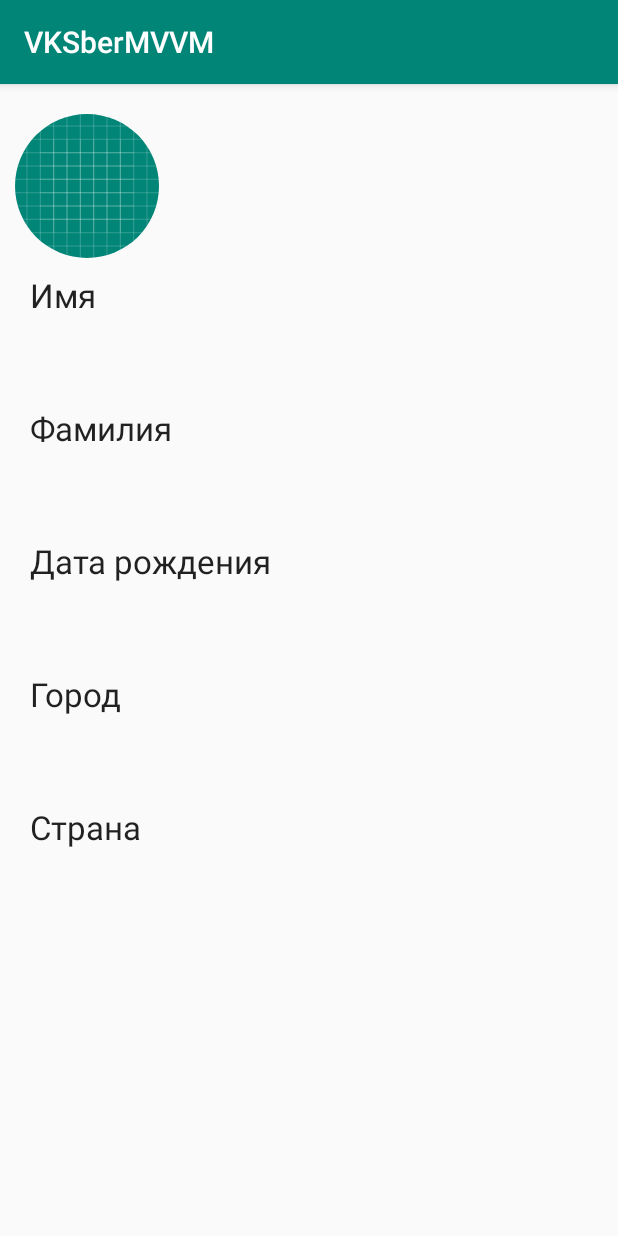
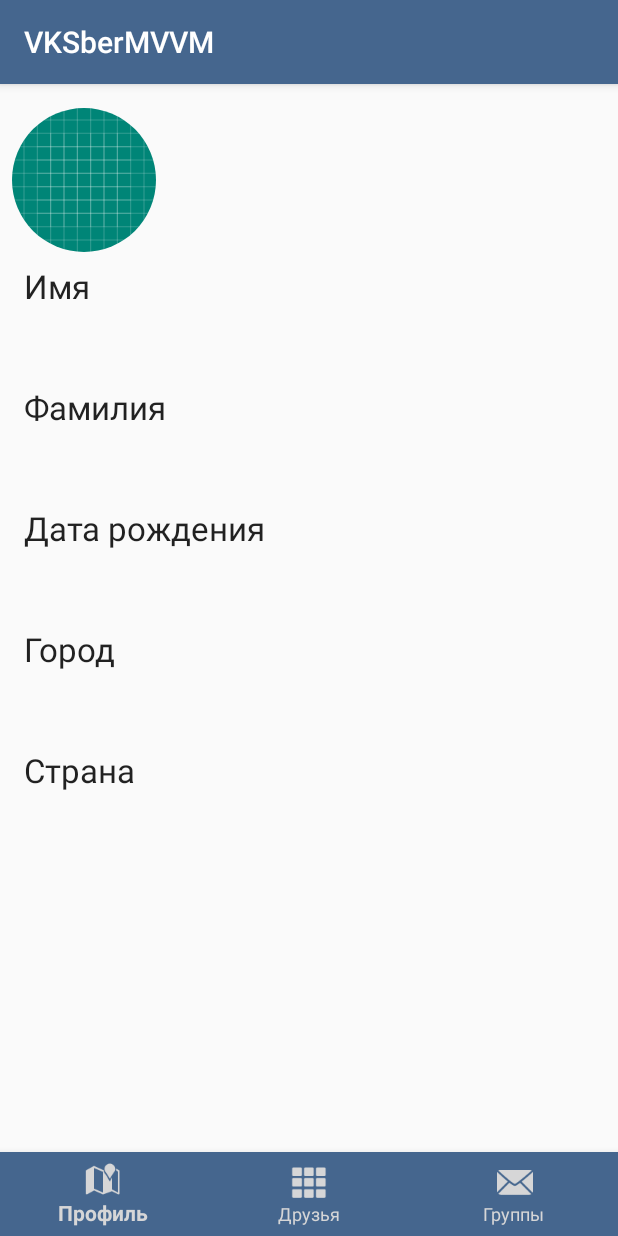
Before and after one commit to RTsunskiy/VKSberMVVM, an Android app: the fragment CurrentUserProfileFragment shown on its own in the app's theme, on a phone screen of 412 x 824 dp. Run offline under Robolectric (Android 15) with nearby library versions, the phone set to English and light mode, and no system bars; our stand-ins replace CircleImageView, Picasso; libraries missing offline, so code that uses them is left out: com.vk.sdk; network calls fail; pictures from the network do not load; 2 statements that could not run were skipped.

Commit message:
Добавил Фото профиля и добавил BottomNavMenu.

```diff
--- a/app/build.gradle
+++ b/app/build.gradle
@@ -30,10 +30,12 @@ dependencies {
     testImplementation 'junit:junit:4.12'
     androidTestImplementation 'androidx.test.ext:junit:1.1.1'
     androidTestImplementation 'androidx.test.espresso:espresso-core:3.1.1'
+    implementation 'com.google.android.material:material:1.0.0'
 
     implementation 'com.vk:androidsdk:1.6.5'
     implementation 'de.hdodenhof:circleimageview:3.0.1'
     implementation 'com.squareup.retrofit2:retrofit:2.4.0'
     implementation 'com.squareup.retrofit2:converter-gson:2.3.0'
     implementation 'androidx.lifecycle:lifecycle-extensions:2.1.0'
+    implementation 'com.squareup.picasso:picasso:2.5.2'
 }
--- a/app/src/main/java/com/example/vksbermvvm/data/JSONPlaceHolderApi.java
+++ b/app/src/main/java/com/example/vksbermvvm/data/JSONPlaceHolderApi.java
@@ -1,13 +1,14 @@
 package com.example.vksbermvvm.data;
 
 import com.example.vksbermvvm.data.model.ResponseExample;
-import com.example.vksbermvvm.data.model.ResponseProfile;
 
 import retrofit2.Call;
 import retrofit2.http.GET;
 import retrofit2.http.Query;
 
 public interface JSONPlaceHolderApi {
-    @GET("account.getProfileInfo")
-     Call<ResponseExample> getUserInfo(@Query("access_token") String token, @Query("v") String v);
+    @GET("users.get")
+     Call<ResponseExample> getUserInfo(@Query("access_token") String token,
+                                       @Query("fields") String fields,
+                                       @Query("v") String v);
 }
--- a/app/src/main/java/com/example/vksbermvvm/data/UserInfoRepository.java
+++ b/app/src/main/java/com/example/vksbermvvm/data/UserInfoRepository.java
@@ -3,7 +3,6 @@ package com.example.vksbermvvm.data;
 import androidx.annotation.NonNull;
 
 import com.example.vksbermvvm.data.model.ResponseExample;
-import com.example.vksbermvvm.data.model.ResponseProfile;
 import com.example.vksbermvvm.domain.model.IProfileRepository;
 import com.example.vksbermvvm.domain.model.model.Profile;
 import java.io.IOException;
@@ -13,6 +12,9 @@ import retrofit2.converter.gson.GsonConverterFactory;
 
 public class UserInfoRepository implements IProfileRepository {
     private static final String BASE_URL = "https://api.vk.com/method/";
+    private final String VK_API_VERSION = "5.103";
+    private final String FIELDS = "bdate,home_town,country,photo_50";
+
     private Retrofit mRetrofit;
     private final JSONPlaceHolderApi mProfileApi;
 
@@ -30,15 +32,18 @@ public class UserInfoRepository implements IProfileRepository {
     @NonNull
     @Override
     public Profile loadProfileInfo() throws IOException {
-        Response<ResponseExample> response = mProfileApi.getUserInfo(CurrentUser.getAccessToken(), "5.103").execute();
+        Response<ResponseExample> response = mProfileApi.getUserInfo(CurrentUser.getAccessToken(),
+                FIELDS,
+                VK_API_VERSION).execute();
         if (response.body() == null || response.errorBody() != null) {
             throw new IOException("Не удалось загрузить информацию о пользователе");
         }
         ResponseExample profileObjectInfo = response.body();
-        return new Profile(profileObjectInfo.response.firstName,
-                profileObjectInfo.response.lastName,
-                profileObjectInfo.response.bdate,
-                profileObjectInfo.response.city.title,
-                profileObjectInfo.response.country.title);
+        return new Profile(profileObjectInfo.response.get(0).firstName,
+                profileObjectInfo.response.get(0).lastName,
+                profileObjectInfo.response.get(0).bdate,
+                profileObjectInfo.response.get(0).homeTown,
+                profileObjectInfo.response.get(0).country.title,
+                profileObjectInfo.response.get(0).photo50);
     }
 }
--- a/app/src/main/java/com/example/vksbermvvm/data/model/Country.java
+++ b/app/src/main/java/com/example/vksbermvvm/data/model/Country.java
@@ -3,10 +3,8 @@ package com.example.vksbermvvm.data.model;
 import com.google.gson.annotations.SerializedName;
 
 public class Country {
-
     @SerializedName("id")
     public Integer id;
-
     @SerializedName("title")
     public String title;
 }
--- a/app/src/main/java/com/example/vksbermvvm/data/model/ResponseExample.java
+++ b/app/src/main/java/com/example/vksbermvvm/data/model/ResponseExample.java
@@ -2,8 +2,11 @@ package com.example.vksbermvvm.data.model;
 
 import com.google.gson.annotations.SerializedName;
 
+import java.util.List;
+
 public class ResponseExample {
 
     @SerializedName("response")
-    public ResponseProfile response;
+    public List<Response> response = null;
+
 }
--- a/app/src/main/java/com/example/vksbermvvm/presentation/MainActivity.java
+++ b/app/src/main/java/com/example/vksbermvvm/presentation/MainActivity.java
@@ -13,6 +13,7 @@ import com.vk.sdk.VKAccessToken;
 import com.vk.sdk.VKCallback;
 import com.vk.sdk.VKSdk;
 import com.vk.sdk.api.VKError;
+import com.vk.sdk.util.VKUtil;
 
 public class MainActivity extends AppCompatActivity{
 
@@ -58,6 +59,8 @@ public class MainActivity extends AppCompatActivity{
                 .commit();
     }
 
+
+
     public void checkAuth() {
         if (!CurrentUser.isAuthorized()) {
            startSignIn();
--- a/app/src/main/java/com/example/vksbermvvm/presentation/MyApplication.java
+++ b/app/src/main/java/com/example/vksbermvvm/presentation/MyApplication.java
@@ -6,6 +6,8 @@ import com.vk.sdk.VKSdk;
 
 public class MyApplication extends Application {
 
+
+
     @Override
     public void onCreate() {
         super.onCreate();
--- /dev/null
+++ b/app/src/main/res/color/bottom_navigation_items_background_colors.xml
@@ -0,0 +1,11 @@
+<?xml version="1.0" encoding="utf-8"?>
+<selector xmlns:android="http://schemas.android.com/apk/res/android">
+
+    <item
+        android:color="@color/vk_white"
+        android:state_checked="false"/>
+    <item
+        android:color="@color/vk_light_color"
+        android:state_checked="true"/>
+
+</selector>
--- a/app/src/main/res/layout/fragment_current_user_profile.xml
+++ b/app/src/main/res/layout/fragment_current_user_profile.xml
@@ -1,17 +1,21 @@
 <?xml version="1.0" encoding="utf-8"?>
 
+<RelativeLayout xmlns:android="http://schemas.android.com/apk/res/android"
+    xmlns:app="http://schemas.android.com/apk/res-auto"
+    xmlns:tools="http://schemas.android.com/tools"
+    android:layout_width="match_parent"
+    android:layout_height="match_parent">
 
     <ScrollView
         android:layout_width="match_parent"
         android:layout_height="match_parent"
-    xmlns:android="http://schemas.android.com/apk/res/android"
-    xmlns:tools="http://schemas.android.com/tools">
+        android:layout_alignParentTop="true"
+        android:padding="@dimen/default_padding">
 
         <LinearLayout
-android:orientation="vertical"
-    android:padding="@dimen/default_padding"
             android:layout_width="match_parent"
-    android:layout_height="match_parent">
+            android:layout_height="wrap_content"
+            android:orientation="vertical">
 
             <FrameLayout
                 android:id="@+id/loading_view"
@@ -28,80 +32,90 @@ android:orientation="vertical"
             <de.hdodenhof.circleimageview.CircleImageView
                 android:id="@+id/profile_image"
                 android:layout_width="96dp"
-    android:src="@drawable/ic_launcher_background"
                 android:layout_height="96dp"
-    android:layout_marginTop="10dp"/>
+                android:layout_marginTop="8dp"
+                android:src="@drawable/ic_launcher_background" />
 
             <TextView
                 android:layout_width="wrap_content"
                 android:layout_height="wrap_content"
                 android:padding="@dimen/default_padding"
-        android:textAppearance="@style/TextAppearance.AppCompat.Large"
-        android:text="@string/user_name"/>
+                android:text="@string/user_name"
+                android:textAppearance="@style/TextAppearance.AppCompat.Large" />
+
+            <TextView
+                android:id="@+id/first_name_tv"
+                android:layout_width="wrap_content"
+                android:layout_height="wrap_content"
+                android:padding="@dimen/default_padding"
+                tools:text="Иван" />
 
             <TextView
                 android:layout_width="wrap_content"
                 android:layout_height="wrap_content"
-        tools:text="Иван"
                 android:padding="@dimen/default_padding"
-        android:id="@+id/first_name_tv"/>
+                android:text="@string/user_last_name"
+                android:textAppearance="@style/TextAppearance.AppCompat.Large" />
+
+            <TextView
+                android:id="@+id/last_name_tv"
+                android:layout_width="wrap_content"
+                android:layout_height="wrap_content"
+                android:padding="@dimen/default_padding"
+                tools:text="Иванов" />
 
             <TextView
                 android:layout_width="wrap_content"
+                android:layout_height="wrap_content"
                 android:padding="@dimen/default_padding"
-        android:textAppearance="@style/TextAppearance.AppCompat.Large"
-        android:text="@string/user_last_name"
-        android:layout_height="wrap_content" />
+                android:text="Дата рождения"
+                android:textAppearance="@style/TextAppearance.AppCompat.Large" />
+
+            <TextView
+                android:id="@+id/user_bDate"
+                android:layout_width="wrap_content"
+                android:layout_height="wrap_content"
+                android:padding="@dimen/default_padding"
+                tools:text="29.10.2019" />
 
             <TextView
                 android:layout_width="wrap_content"
-        tools:text="Иванов"
+                android:layout_height="wrap_content"
                 android:padding="@dimen/default_padding"
+                android:text="Город"
+                android:textAppearance="@style/TextAppearance.AppCompat.Large" />
+
+            <TextView
+                android:id="@+id/user_city"
+                android:layout_width="wrap_content"
                 android:layout_height="wrap_content"
-        android:id="@+id/last_name_tv"/>
+                android:padding="@dimen/default_padding"
+                tools:text="Майкоп" />
 
             <TextView
                 android:layout_width="wrap_content"
-        android:text="Дата рождения"
-        android:textAppearance="@style/TextAppearance.AppCompat.Large"
+                android:layout_height="wrap_content"
                 android:padding="@dimen/default_padding"
-        android:layout_height="wrap_content" />
+                android:text="Страна"
+                android:textAppearance="@style/TextAppearance.AppCompat.Large" />
 
             <TextView
+                android:id="@+id/user_country"
                 android:layout_width="wrap_content"
-        tools:text="29.10.2019"
+                android:layout_height="wrap_content"
                 android:padding="@dimen/default_padding"
-        android:layout_height="wrap_content"
-        android:id="@+id/user_bDate"/>
-
-    <TextView
-        android:layout_width="wrap_content"
-        android:text="Город"
-        android:textAppearance="@style/TextAppearance.AppCompat.Large"
-        android:padding="@dimen/default_padding"
-        android:layout_height="wrap_content" />
-
-    <TextView
-        android:layout_width="wrap_content"
-        tools:text="Майкоп"
-        android:padding="@dimen/default_padding"
-        android:layout_height="wrap_content"
-        android:id="@+id/user_city"/>
-
-    <TextView
-        android:layout_width="wrap_content"
-        android:text="Страна"
-        android:textAppearance="@style/TextAppearance.AppCompat.Large"
-        android:padding="@dimen/default_padding"
-        android:layout_height="wrap_content" />
-
-    <TextView
-        android:layout_width="wrap_content"
-        tools:text="Россия"
-        android:padding="@dimen/default_padding"
-        android:layout_height="wrap_content"
-        android:id="@+id/user_country"/>
-
-
+                tools:text="Россия" />
         </LinearLayout>
     </ScrollView>
+
+    <com.google.android.material.bottomnavigation.BottomNavigationView
+        android:id="@+id/bottom_navigation"
+        android:layout_width="match_parent"
+        android:layout_height="wrap_content"
+        android:layout_alignParentBottom="true"
+        app:itemBackground="@color/colorVK"
+        app:itemIconTint="@color/bottom_navigation_items_background_colors"
+        app:itemTextColor="@color/bottom_navigation_items_background_colors"
+        app:menu="@menu/menu_bottom_navigation" />
+
+</RelativeLayout>
--- /dev/null
+++ b/app/src/main/res/menu/menu_bottom_navigation.xml
@@ -0,0 +1,17 @@
+<?xml version="1.0" encoding="utf-8"?>
+<menu xmlns:android="http://schemas.android.com/apk/res/android">
+
+    <item
+        android:id="@+id/action_map"
+        android:icon="@android:drawable/ic_dialog_map"
+        android:title="Профиль"/>
+    <item
+        android:id="@+id/action_dial"
+        android:icon="@android:drawable/ic_dialog_dialer"
+        android:title="Друзья" />
+    <item
+        android:id="@+id/action_mail"
+        android:icon="@android:drawable/ic_dialog_email"
+        android:title="Группы" />
+
+</menu>
--- a/app/src/main/res/values/colors.xml
+++ b/app/src/main/res/values/colors.xml
@@ -3,4 +3,5 @@
     <color name="colorPrimary">#008577</color>
     <color name="colorPrimaryDark">#00574B</color>
     <color name="colorAccent">#D81B60</color>
+    <color name="colorVK">#45668e</color>
 </resources>
--- a/app/src/main/res/values/dimens.xml
+++ b/app/src/main/res/values/dimens.xml
@@ -1,4 +1,4 @@
 <?xml version="1.0" encoding="utf-8"?>
 <resources>
-    <dimen name="default_padding">10dp</dimen>
+    <dimen name="default_padding">8dp</dimen>
 </resources>
--- a/app/src/main/res/values/styles.xml
+++ b/app/src/main/res/values/styles.xml
@@ -3,8 +3,8 @@
     <!-- Base application theme. -->
     <style name="AppTheme" parent="Theme.AppCompat.Light.DarkActionBar">
         <!-- Customize your theme here. -->
-        <item name="colorPrimary">@color/colorPrimary</item>
-        <item name="colorPrimaryDark">@color/colorPrimaryDark</item>
+        <item name="colorPrimary">@color/colorVK</item>
+        <item name="colorPrimaryDark">@color/vk_black</item>
         <item name="colorAccent">@color/colorAccent</item>
     </style>
 
```
Also changed, not shown: app/src/main/java/com/example/vksbermvvm/data/model/City.java (deleted, +0 -12 lines), app/src/main/java/com/example/vksbermvvm/data/model/Response.java (renamed from app/src/main/java/com/example/vksbermvvm/data/model/ResponseProfile.java, +9 -22 lines), app/src/main/java/com/example/vksbermvvm/domain/model/model/Profile.java (+8 -1 lines), app/src/main/java/com/example/vksbermvvm/presentation/CurrentUserProfileFragment.java (+7 -6 lines). Lines whose indentation alone changed are shown as unchanged.
